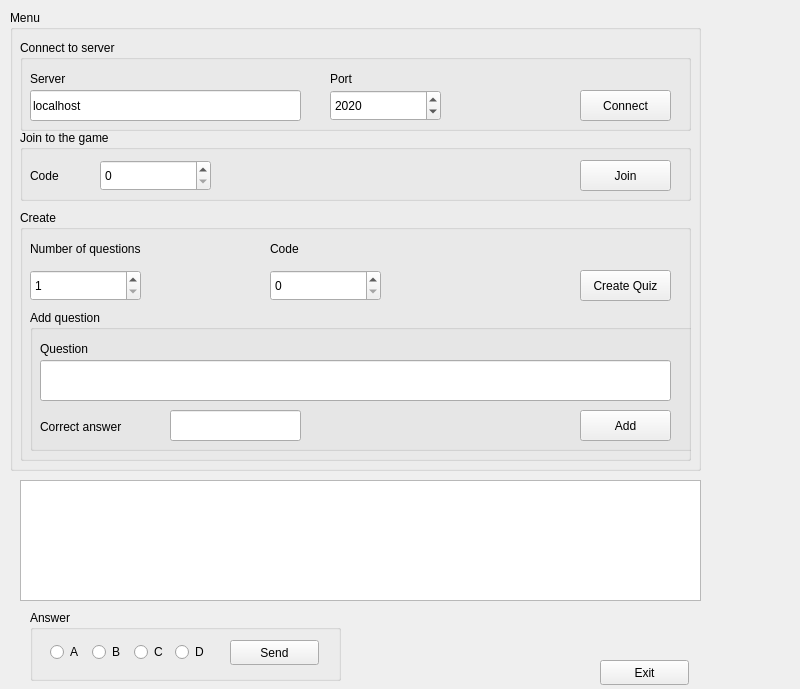
The window that kahoot/client.ui (filip20121/SK2_kahoot) describes before a commit, drawn with Qt 5.
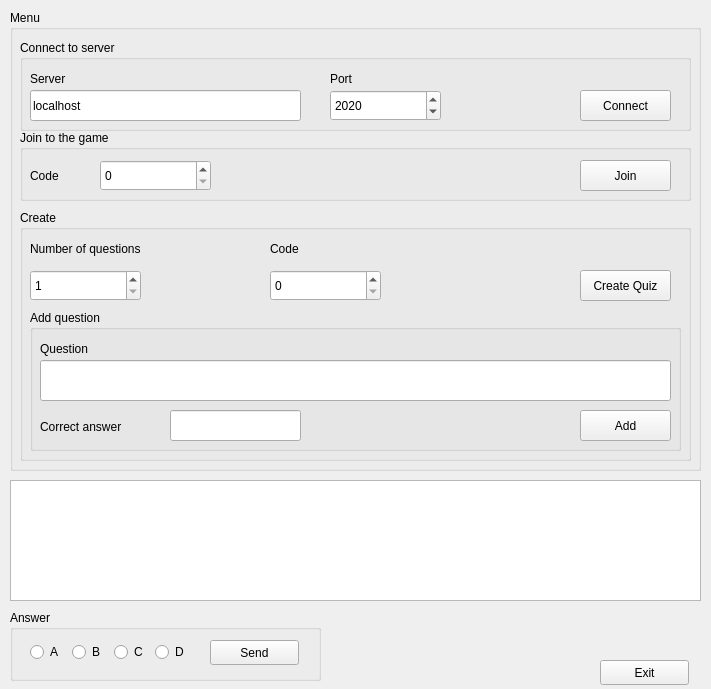
The same window after the commit.

```diff
--- a/kahoot/client.ui
+++ b/kahoot/client.ui
@@ -6,7 +6,7 @@
    <rect>
     <x>0</x>
     <y>0</y>
-    <width>800</width>
+    <width>711</width>
     <height>689</height>
    </rect>
   </property>
@@ -16,9 +16,9 @@
   <widget class="QTextEdit" name="quiz">
    <property name="geometry">
     <rect>
-     <x>20</x>
+     <x>10</x>
      <y>480</y>
-     <width>681</width>
+     <width>691</width>
      <height>121</height>
     </rect>
    </property>
@@ -26,7 +26,7 @@
   <widget class="QGroupBox" name="connectAnswer">
    <property name="geometry">
     <rect>
-     <x>30</x>
+     <x>10</x>
      <y>610</y>
      <width>311</width>
      <height>71</height>
@@ -210,7 +210,7 @@
       <rect>
        <x>10</x>
        <y>100</y>
-       <width>671</width>
+       <width>651</width>
        <height>141</height>
       </rect>
      </property>
```
